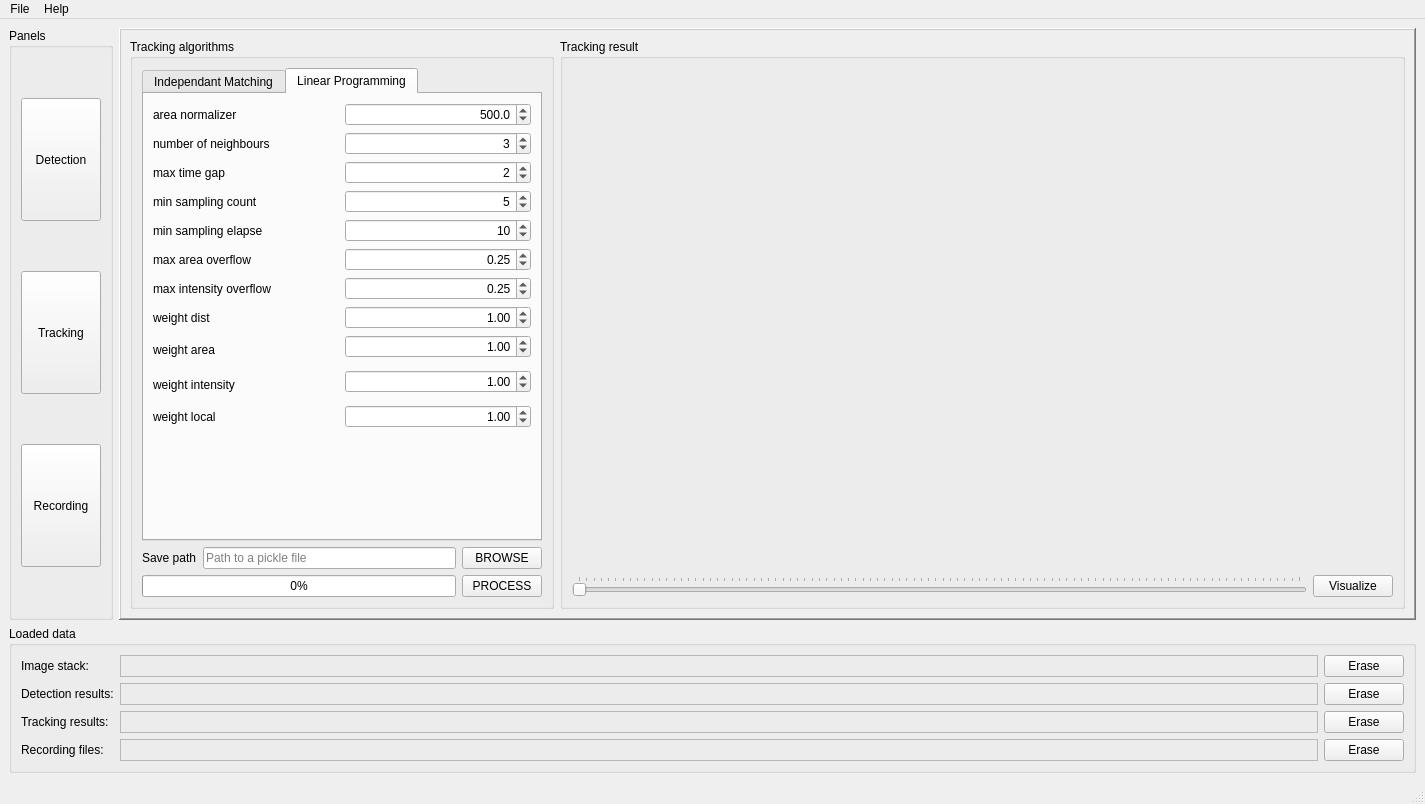
The window that crystal_tracer/gui/main.ui (zzhmark/CrystalTracer) describes before a commit, drawn with Qt 5.
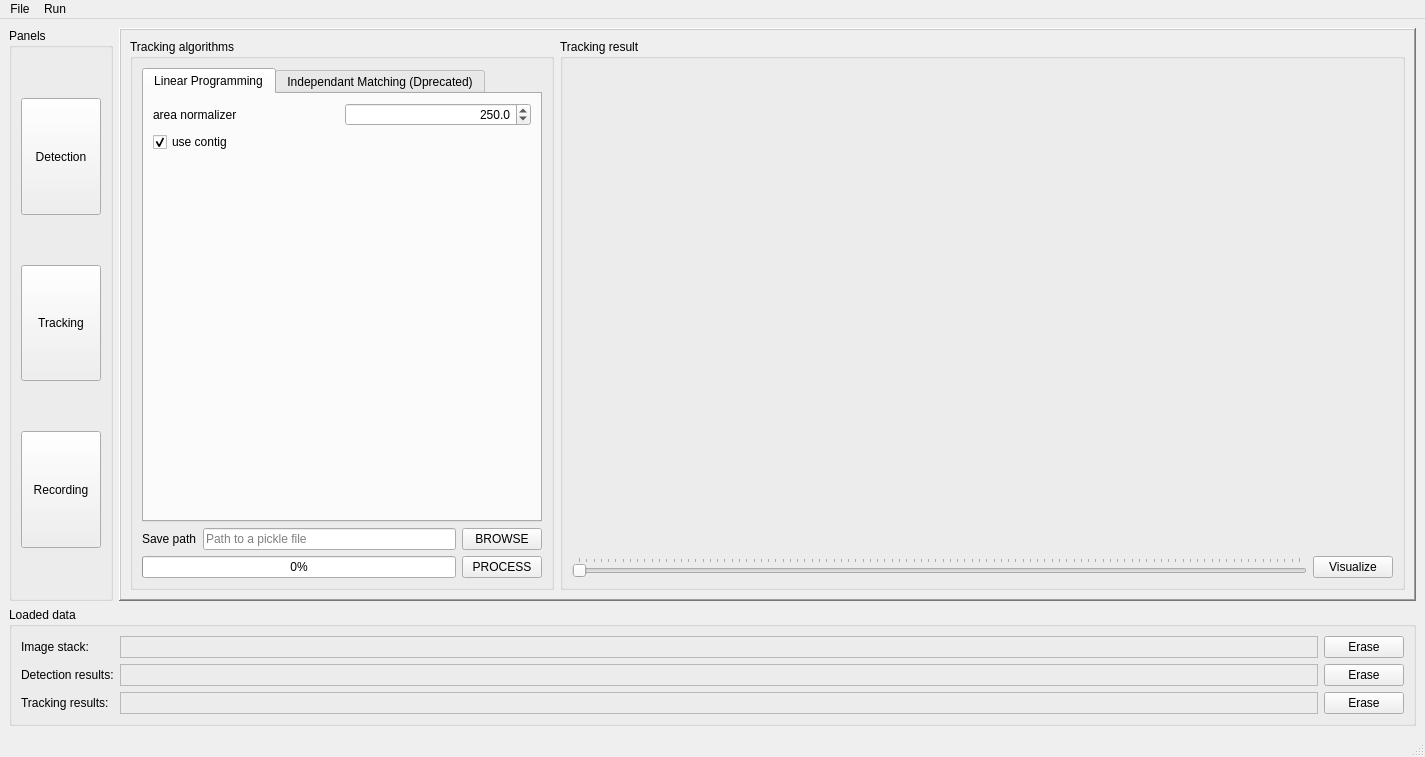
The same window after the commit.

Commit message: recording gui and new algorithm

The edit to the form file:
```diff
--- a/crystal_tracer/gui/main.ui
+++ b/crystal_tracer/gui/main.ui
@@ -7,7 +7,7 @@
     <x>0</x>
     <y>0</y>
     <width>1425</width>
-    <height>804</height>
+    <height>723</height>
    </rect>
   </property>
   <property name="sizePolicy">
@@ -674,15 +674,80 @@
             <property name="title">
              <string>Tracking algorithms</string>
             </property>
+            <property name="flat">
+             <bool>false</bool>
+            </property>
             <layout class="QVBoxLayout" name="verticalLayout_6">
              <item>
               <widget class="QTabWidget" name="track_algorithms">
                <property name="currentIndex">
-                <number>1</number>
+                <number>0</number>
                </property>
+               <property name="usesScrollButtons">
+                <bool>true</bool>
+               </property>
+               <widget class="QWidget" name="LP">
+                <attribute name="title">
+                 <string>Linear Programming</string>
+                </attribute>
+                <layout class="QGridLayout" name="gridLayout_4">
+                 <item row="0" column="0">
+                  <widget class="QLabel" name="label_34">
+                   <property name="toolTip">
+                    <string>max area as a normalizer</string>
+                   </property>
+                   <property name="text">
+                    <string>area normalizer</string>
+                   </property>
+                  </widget>
+                 </item>
+                 <item row="0" column="1">
+                  <widget class="QDoubleSpinBox" name="area_norm_slave">
+                   <property name="alignment">
+                    <set>Qt::AlignRight|Qt::AlignTrailing|Qt::AlignVCenter</set>
+                   </property>
+                   <property name="decimals">
+                    <number>1</number>
+                   </property>
+                   <property name="maximum">
+                    <double>1000.000000000000000</double>
+                   </property>
+                   <property name="stepType">
+                    <enum>QAbstractSpinBox::AdaptiveDecimalStepType</enum>
+                   </property>
+                   <property name="value">
+                    <double>250.000000000000000</double>
+                   </property>
+                  </widget>
+                 </item>
+                 <item row="2" column="0" colspan="2">
+                  <spacer name="verticalSpacer_3">
+                   <property name="orientation">
+                    <enum>Qt::Vertical</enum>
+                   </property>
+                   <property name="sizeHint" stdset="0">
+                    <size>
+                     <width>378</width>
+                     <height>320</height>
+                    </size>
+                   </property>
+                  </spacer>
+                 </item>
+                 <item row="1" column="0" colspan="2">
+                  <widget class="QCheckBox" name="use_contig">
+                   <property name="text">
+                    <string>use contig</string>
+                   </property>
+                   <property name="checked">
+                    <bool>true</bool>
+                   </property>
+                  </widget>
+                 </item>
+                </layout>
+               </widget>
                <widget class="QWidget" name="IM">
                 <attribute name="title">
-                 <string>Independant Matching</string>
+                 <string>Independant Matching (Dprecated)</string>
                 </attribute>
                 <layout class="QGridLayout" name="gridLayout_3">
                  <item row="5" column="1">
@@ -873,351 +938,6 @@
                  </item>
                 </layout>
                </widget>
-               <widget class="QWidget" name="LP">
-                <attribute name="title">
-                 <string>Linear Programming</string>
-                </attribute>
-                <layout class="QGridLayout" name="gridLayout_4">
-                 <item row="2" column="1">
-                  <widget class="QSpinBox" name="time_gap_slave">
-                   <property name="sizePolicy">
-                    <sizepolicy hsizetype="Expanding" vsizetype="Fixed">
-                     <horstretch>0</horstretch>
-                     <verstretch>0</verstretch>
-                    </sizepolicy>
-                   </property>
-                   <property name="alignment">
-                    <set>Qt::AlignRight|Qt::AlignTrailing|Qt::AlignVCenter</set>
-                   </property>
-                   <property name="value">
-                    <number>2</number>
-                   </property>
-                  </widget>
-                 </item>
-                 <item row="15" column="1">
-                  <widget class="QDoubleSpinBox" name="w_intensity">
-                   <property name="alignment">
-                    <set>Qt::AlignRight|Qt::AlignTrailing|Qt::AlignVCenter</set>
-                   </property>
-                   <property name="maximum">
-                    <double>1000.000000000000000</double>
-                   </property>
-                   <property name="stepType">
-                    <enum>QAbstractSpinBox::AdaptiveDecimalStepType</enum>
-                   </property>
-                   <property name="value">
-                    <double>1.000000000000000</double>
-                   </property>
-                  </widget>
-                 </item>
-                 <item row="7" column="0">
-                  <widget class="QLabel" name="label_32">
-                   <property name="toolTip">
-                    <string>&lt;html&gt;&lt;head/&gt;&lt;body&gt;&lt;p&gt;Max allowed intensity change in ratio, to keep the crystal intensity stable. The reference intensity is predicted linearly.&lt;/p&gt;&lt;/body&gt;&lt;/html&gt;</string>
-                   </property>
-                   <property name="text">
-                    <string>max intensity overflow</string>
-                   </property>
-                  </widget>
-                 </item>
-                 <item row="4" column="1">
-                  <widget class="QSpinBox" name="min_sampling_count_slave">
-                   <property name="sizePolicy">
-                    <sizepolicy hsizetype="Expanding" vsizetype="Fixed">
-                     <horstretch>0</horstretch>
-                     <verstretch>0</verstretch>
-                    </sizepolicy>
-                   </property>
-                   <property name="alignment">
-                    <set>Qt::AlignRight|Qt::AlignTrailing|Qt::AlignVCenter</set>
-                   </property>
-                   <property name="minimum">
-                    <number>1</number>
-                   </property>
-                   <property name="value">
-                    <number>5</number>
-                   </property>
-                  </widget>
-                 </item>
-                 <item row="2" column="0">
-                  <widget class="QLabel" name="label_30">
-                   <property name="sizePolicy">
-                    <sizepolicy hsizetype="Expanding" vsizetype="Preferred">
-                     <horstretch>0</horstretch>
-                     <verstretch>0</verstretch>
-                    </sizepolicy>
-                   </property>
-                   <property name="toolTip">
-                    <string>max time gap allowed in the track</string>
-                   </property>
-                   <property name="text">
-                    <string>max time gap</string>
-                   </property>
-                  </widget>
-                 </item>
-                 <item row="6" column="0">
-                  <widget class="QLabel" name="label_33">
-                   <property name="toolTip">
-                    <string>&lt;html&gt;&lt;head/&gt;&lt;body&gt;&lt;p&gt;Max allowed area change in ratio, to keep the area change stable. The reference area is predicted linearly.&lt;/p&gt;&lt;/body&gt;&lt;/html&gt;</string>
-                   </property>
-                   <property name="text">
-                    <string>max area overflow</string>
-                   </property>
-                  </widget>
-                 </item>
-                 <item row="17" column="1">
-                  <widget class="QDoubleSpinBox" name="w_local">
-                   <property name="alignment">
-                    <set>Qt::AlignRight|Qt::AlignTrailing|Qt::AlignVCenter</set>
-                   </property>
-                   <property name="maximum">
-                    <double>1000.000000000000000</double>
-                   </property>
-                   <property name="stepType">
-                    <enum>QAbstractSpinBox::AdaptiveDecimalStepType</enum>
-                   </property>
-                   <property name="value">
-                    <double>1.000000000000000</double>
-                   </property>
-                  </widget>
-                 </item>
-                 <item row="6" column="1">
-                  <widget class="QDoubleSpinBox" name="area_overflow_slave">
-                   <property name="alignment">
-                    <set>Qt::AlignRight|Qt::AlignTrailing|Qt::AlignVCenter</set>
-                   </property>
-                   <property name="maximum">
-                    <double>1.000000000000000</double>
-                   </property>
-                   <property name="stepType">
-                    <enum>QAbstractSpinBox::AdaptiveDecimalStepType</enum>
-                   </property>
-                   <property name="value">
-                    <double>0.250000000000000</double>
-                   </property>
-                  </widget>
-                 </item>
-                 <item row="9" column="1">
-                  <widget class="QDoubleSpinBox" name="w_dist">
-                   <property name="alignment">
-                    <set>Qt::AlignRight|Qt::AlignTrailing|Qt::AlignVCenter</set>
-                   </property>
-                   <property name="maximum">
-                    <double>1000.000000000000000</double>
-                   </property>
-                   <property name="stepType">
-                    <enum>QAbstractSpinBox::AdaptiveDecimalStepType</enum>
-                   </property>
-                   <property name="value">
-                    <double>1.000000000000000</double>
-                   </property>
-                  </widget>
-                 </item>
-                 <item row="1" column="0">
-                  <widget class="QLabel" name="label_35">
-                   <property name="toolTip">
-                    <string>the number of neighboring crystals considered for matching</string>
-                   </property>
-                   <property name="text">
-                    <string>number of neighbours</string>
-                   </property>
-                  </widget>
-                 </item>
-                 <item row="13" column="1">
-                  <widget class="QDoubleSpinBox" name="w_area">
-                   <property name="alignment">
-                    <set>Qt::AlignRight|Qt::AlignTrailing|Qt::AlignVCenter</set>
-                   </property>
-                   <property name="maximum">
-                    <double>1000.000000000000000</double>
-                   </property>
-                   <property name="stepType">
-                    <enum>QAbstractSpinBox::AdaptiveDecimalStepType</enum>
-                   </property>
-                   <property name="value">
-                    <double>1.000000000000000</double>
-                   </property>
-                  </widget>
-                 </item>
-                 <item row="7" column="1">
-                  <widget class="QDoubleSpinBox" name="intensity_overflow_slave">
-                   <property name="alignment">
-                    <set>Qt::AlignRight|Qt::AlignTrailing|Qt::AlignVCenter</set>
-                   </property>
-                   <property name="maximum">
-                    <double>1.000000000000000</double>
-                   </property>
-                   <property name="stepType">
-                    <enum>QAbstractSpinBox::AdaptiveDecimalStepType</enum>
-                   </property>
-                   <property name="value">
-                    <double>0.250000000000000</double>
-                   </property>
-                  </widget>
-                 </item>
-                 <item row="1" column="1">
-                  <widget class="QSpinBox" name="nn_slave">
-                   <property name="alignment">
-                    <set>Qt::AlignRight|Qt::AlignTrailing|Qt::AlignVCenter</set>
-                   </property>
-                   <property name="minimum">
-                    <number>1</number>
-                   </property>
-                   <property name="value">
-                    <number>3</number>
-                   </property>
-                  </widget>
-                 </item>
-                 <item row="4" column="0">
-                  <widget class="QLabel" name="label_31">
-                   <property name="sizePolicy">
-                    <sizepolicy hsizetype="Expanding" vsizetype="Preferred">
-                     <horstretch>0</horstretch>
-                     <verstretch>0</verstretch>
-                    </sizepolicy>
-                   </property>
-                   <property name="toolTip">
-                    <string>min No. of points for area fitting</string>
-                   </property>
-                   <property name="text">
-                    <string>min sampling count</string>
-                   </property>
-                  </widget>
-                 </item>
-                 <item row="18" column="0" colspan="2">
-                  <spacer name="verticalSpacer_3">
-                   <property name="orientation">
-                    <enum>Qt::Vertical</enum>
-                   </property>
-                   <property name="sizeHint" stdset="0">
-                    <size>
-                     <width>378</width>
-                     <height>127</height>
-                    </size>
-                   </property>
-                  </spacer>
-                 </item>
-                 <item row="0" column="1">
-                  <widget class="QDoubleSpinBox" name="area_norm_slave">
-                   <property name="alignment">
-                    <set>Qt::AlignRight|Qt::AlignTrailing|Qt::AlignVCenter</set>
-                   </property>
-                   <property name="decimals">
-                    <number>1</number>
-                   </property>
-                   <property name="maximum">
-                    <double>1000.000000000000000</double>
-                   </property>
-                   <property name="stepType">
-                    <enum>QAbstractSpinBox::AdaptiveDecimalStepType</enum>
-                   </property>
-                   <property name="value">
-                    <double>500.000000000000000</double>
-                   </property>
-                  </widget>
-                 </item>
-                 <item row="9" column="0">
-                  <widget class="QLabel" name="label_39">
-                   <property name="sizePolicy">
-                    <sizepolicy hsizetype="Expanding" vsizetype="Preferred">
-                     <horstretch>0</horstretch>
-                     <verstretch>0</verstretch>
-                    </sizepolicy>
-                   </property>
-                   <property name="toolTip">
-                    <string>min No. of points for area fitting</string>
-                   </property>
-                   <property name="text">
-                    <string>weight dist</string>
-                   </property>
-                  </widget>
-                 </item>
-                 <item row="5" column="1">
-                  <widget class="QSpinBox" name="min_sampling_elapse_slave">
-                   <property name="sizePolicy">
-                    <sizepolicy hsizetype="Expanding" vsizetype="Fixed">
-                     <horstretch>0</horstretch>
-                     <verstretch>0</verstretch>
-                    </sizepolicy>
-                   </property>
-                   <property name="alignment">
-                    <set>Qt::AlignRight|Qt::AlignTrailing|Qt::AlignVCenter</set>
-                   </property>
-                   <property name="minimum">
-                    <number>1</number>
-                   </property>
-                   <property name="maximum">
-                    <number>1000</number>
-                   </property>
-                   <property name="value">
-                    <number>10</number>
-                   </property>
-                  </widget>
-                 </item>
-                 <item row="17" column="0">
-                  <widget class="QLabel" name="label_37">
-                   <property name="toolTip">
-                    <string>&lt;html&gt;&lt;head/&gt;&lt;body&gt;&lt;p&gt;Max allowed intensity change in ratio, to keep the crystal intensity stable. The reference intensity is predicted linearly.&lt;/p&gt;&lt;/body&gt;&lt;/html&gt;</string>
-                   </property>
-                   <property name="text">
-                    <string>weight local</string>
-                   </property>
-                  </widget>
-                 </item>
-                 <item row="15" column="0" rowspan="2">
-                  <widget class="QLabel" name="label_36">
-                   <property name="toolTip">
-                    <string>&lt;html&gt;&lt;head/&gt;&lt;body&gt;&lt;p&gt;Max allowed area change in ratio, to keep the area change stable. The reference area is predicted linearly.&lt;/p&gt;&lt;/body&gt;&lt;/html&gt;</string>
-                   </property>
-                   <property name="text">
-                    <string>weight intensity</string>
-                   </property>
-                  </widget>
-                 </item>
-                 <item row="0" column="0">
-                  <widget class="QLabel" name="label_34">
-                   <property name="toolTip">
-                    <string>max area as a normalizer</string>
-                   </property>
-                   <property name="text">
-                    <string>area normalizer</string>
-                   </property>
-                  </widget>
-                 </item>
-                 <item row="5" column="0">
-                  <widget class="QLabel" name="label_29">
-                   <property name="sizePolicy">
-                    <sizepolicy hsizetype="Expanding" vsizetype="Preferred">
-                     <horstretch>0</horstretch>
-                     <verstretch>0</verstretch>
-                    </sizepolicy>
-                   </property>
-                   <property name="toolTip">
-                    <string>min elapse of time for area fitting</string>
-                   </property>
-                   <property name="text">
-                    <string>min sampling elapse</string>
-                   </property>
-                  </widget>
-                 </item>
-                 <item row="13" column="0" rowspan="2">
-                  <widget class="QLabel" name="label_38">
-                   <property name="sizePolicy">
-                    <sizepolicy hsizetype="Expanding" vsizetype="Preferred">
-                     <horstretch>0</horstretch>
-                     <verstretch>0</verstretch>
-                    </sizepolicy>
-                   </property>
-                   <property name="toolTip">
-                    <string>min elapse of time for area fitting</string>
-                   </property>
-                   <property name="text">
-                    <string>weight area</string>
-                   </property>
-                  </widget>
-                 </item>
-                </layout>
-               </widget>
               </widget>
              </item>
              <item>
@@ -1351,9 +1071,112 @@
          </layout>
         </widget>
         <widget class="QWidget" name="panel_recording">
-         <layout class="QVBoxLayout" name="verticalLayout_12">
+         <layout class="QVBoxLayout" name="verticalLayout_15">
           <item>
-           <layout class="QHBoxLayout" name="horizontalLayout_7" stretch="1,4,4">
+           <layout class="QHBoxLayout" name="horizontalLayout_12" stretch="0,1,8">
+            <item>
+             <widget class="QGroupBox" name="groupBox_4">
+              <property name="title">
+               <string>Options</string>
+              </property>
+              <layout class="QVBoxLayout" name="verticalLayout_14">
+               <item>
+                <widget class="QLabel" name="label_31">
+                 <property name="toolTip">
+                  <string>&lt;html&gt;&lt;head/&gt;&lt;body&gt;&lt;p&gt;The window radius of the exported video&lt;/p&gt;&lt;/body&gt;&lt;/html&gt;</string>
+                 </property>
+                 <property name="text">
+                  <string>window radius</string>
+                 </property>
+                </widget>
+               </item>
+               <item>
+                <widget class="QSpinBox" name="win_rad">
+                 <property name="alignment">
+                  <set>Qt::AlignRight|Qt::AlignTrailing|Qt::AlignVCenter</set>
+                 </property>
+                 <property name="minimum">
+                  <number>1</number>
+                 </property>
+                 <property name="maximum">
+                  <number>1000</number>
+                 </property>
+                 <property name="value">
+                  <number>50</number>
+                 </property>
+                </widget>
+               </item>
+               <item>
+                <widget class="QLabel" name="label_29">
+                 <property name="toolTip">
+                  <string>&lt;html&gt;&lt;head/&gt;&lt;body&gt;&lt;p&gt;The minimum elapse of exported tracks&lt;/p&gt;&lt;/body&gt;&lt;/html&gt;</string>
+                 </property>
+                 <property name="text">
+                  <string>elapse threshold</string>
+                 </property>
+                </widget>
+               </item>
+               <item>
+                <widget class="QSpinBox" name="elapse_thr">
+                 <property name="alignment">
+                  <set>Qt::AlignRight|Qt::AlignTrailing|Qt::AlignVCenter</set>
+                 </property>
+                 <property name="minimum">
+                  <number>1</number>
+                 </property>
+                 <property name="maximum">
+                  <number>1000</number>
+                 </property>
+                 <property name="value">
+                  <number>100</number>
+                 </property>
+                </widget>
+               </item>
+               <item>
+                <widget class="QLabel" name="label_30">
+                 <property name="toolTip">
+                  <string>&lt;html&gt;&lt;head/&gt;&lt;body&gt;&lt;p&gt;The frame rate of the output video and animated plot&lt;/p&gt;&lt;/body&gt;&lt;/html&gt;</string>
+                 </property>
+                 <property name="text">
+                  <string>frame rate</string>
+                 </property>
+                </widget>
+               </item>
+               <item>
+                <widget class="QDoubleSpinBox" name="frame_rate">
+                 <property name="alignment">
+                  <set>Qt::AlignRight|Qt::AlignTrailing|Qt::AlignVCenter</set>
+                 </property>
+                 <property name="decimals">
+                  <number>1</number>
+                 </property>
+                 <property name="maximum">
+                  <double>1000.000000000000000</double>
+                 </property>
+                 <property name="stepType">
+                  <enum>QAbstractSpinBox::AdaptiveDecimalStepType</enum>
+                 </property>
+                 <property name="value">
+                  <double>25.000000000000000</double>
+                 </property>
+                </widget>
+               </item>
+               <item>
+                <spacer name="verticalSpacer_4">
+                 <property name="orientation">
+                  <enum>Qt::Vertical</enum>
+                 </property>
+                 <property name="sizeHint" stdset="0">
+                  <size>
+                   <width>20</width>
+                   <height>237</height>
+                  </size>
+                 </property>
+                </spacer>
+               </item>
+              </layout>
+             </widget>
+            </item>
             <item>
              <layout class="QVBoxLayout" name="verticalLayout_9">
               <item>
@@ -1391,42 +1214,60 @@
              </layout>
             </item>
             <item>
-             <widget class="QGroupBox" name="group_plot">
-              <property name="title">
-               <string>Growth plot</string>
-              </property>
-              <layout class="QVBoxLayout" name="verticalLayout_8">
-               <item>
-                <widget class="QWidget" name="growth_plot" native="true">
-                 <property name="sizePolicy">
-                  <sizepolicy hsizetype="Expanding" vsizetype="Expanding">
-                   <horstretch>0</horstretch>
-                   <verstretch>0</verstretch>
-                  </sizepolicy>
-                 </property>
-                </widget>
-               </item>
-              </layout>
-             </widget>
-            </item>
-            <item>
-             <widget class="QGroupBox" name="group_video">
-              <property name="title">
-               <string>Growth video</string>
-              </property>
-              <layout class="QVBoxLayout" name="verticalLayout_7">
-               <item>
-                <widget class="QWidget" name="growth_video" native="true">
-                 <property name="sizePolicy">
-                  <sizepolicy hsizetype="Expanding" vsizetype="Expanding">
-                   <horstretch>0</horstretch>
-                   <verstretch>0</verstretch>
-                  </sizepolicy>
-                 </property>
-                </widget>
-               </item>
-              </layout>
-             </widget>
+             <layout class="QVBoxLayout" name="group_recording">
+              <item>
+               <layout class="QHBoxLayout" name="horizontalLayout_7">
+                <item>
+                 <widget class="QGroupBox" name="group_plot">
+                  <property name="title">
+                   <string>Sample growth plot</string>
+                  </property>
+                  <layout class="QVBoxLayout" name="verticalLayout_8">
+                   <item>
+                    <widget class="QWidget" name="growth_plot" native="true">
+                     <property name="sizePolicy">
+                      <sizepolicy hsizetype="Expanding" vsizetype="Expanding">
+                       <horstretch>0</horstretch>
+                       <verstretch>0</verstretch>
+                      </sizepolicy>
+                     </property>
+                    </widget>
+                   </item>
+                  </layout>
+                 </widget>
+                </item>
+                <item>
+                 <widget class="QGroupBox" name="group_video">
+                  <property name="title">
+                   <string>Sample growth video</string>
+                  </property>
+                  <layout class="QVBoxLayout" name="verticalLayout_7">
+                   <item>
+                    <widget class="QWidget" name="growth_video" native="true">
+                     <property name="sizePolicy">
+                      <sizepolicy hsizetype="Expanding" vsizetype="Expanding">
+                       <horstretch>0</horstretch>
+                       <verstretch>0</verstretch>
+                      </sizepolicy>
+                     </property>
+                    </widget>
+                   </item>
+                  </layout>
+                 </widget>
+                </item>
+               </layout>
+              </item>
+              <item>
+               <widget class="QSlider" name="play_bar_2">
+                <property name="orientation">
+                 <enum>Qt::Horizontal</enum>
+                </property>
+                <property name="tickPosition">
+                 <enum>QSlider::TicksAbove</enum>
+                </property>
+               </widget>
+              </item>
+             </layout>
             </item>
            </layout>
           </item>
@@ -1547,6 +1388,27 @@
        <string>Loaded data</string>
       </property>
       <layout class="QGridLayout" name="gridLayout_2">
+       <item row="1" column="0">
+        <widget class="QLabel" name="label_12">
+         <property name="text">
+          <string>Detection results:</string>
+         </property>
+        </widget>
+       </item>
+       <item row="1" column="2">
+        <widget class="QPushButton" name="erase_detection">
+         <property name="text">
+          <string>Erase</string>
+         </property>
+        </widget>
+       </item>
+       <item row="2" column="2">
+        <widget class="QPushButton" name="erase_tracks">
+         <property name="text">
+          <string>Erase</string>
+         </property>
+        </widget>
+       </item>
        <item row="0" column="0">
         <widget class="QLabel" name="label_11">
          <property name="text">
@@ -1554,6 +1416,13 @@
          </property>
         </widget>
        </item>
+       <item row="2" column="0">
+        <widget class="QLabel" name="label_27">
+         <property name="text">
+          <string>Tracking results:</string>
+         </property>
+        </widget>
+       </item>
        <item row="0" column="1">
         <widget class="QLabel" name="label_image">
          <property name="frameShape">
@@ -1567,20 +1436,6 @@
          </property>
         </widget>
        </item>
-       <item row="0" column="2">
-        <widget class="QPushButton" name="erase_image">
-         <property name="text">
-          <string>Erase</string>
-         </property>
-        </widget>
-       </item>
-       <item row="1" column="0">
-        <widget class="QLabel" name="label_12">
-         <property name="text">
-          <string>Detection results:</string>
-         </property>
-        </widget>
-       </item>
        <item row="1" column="1">
         <widget class="QLabel" name="label_detection">
          <property name="sizePolicy">
@@ -1597,20 +1452,6 @@
          </property>
         </widget>
        </item>
-       <item row="1" column="2">
-        <widget class="QPushButton" name="erase_detection">
-         <property name="text">
-          <string>Erase</string>
-         </property>
-        </widget>
-       </item>
-       <item row="2" column="0">
-        <widget class="QLabel" name="label_27">
-         <property name="text">
-          <string>Tracking results:</string>
-         </property>
-        </widget>
-       </item>
        <item row="2" column="1">
         <widget class="QLabel" name="label_tracks">
          <property name="frameShape">
@@ -1621,38 +1462,8 @@
          </property>
         </widget>
        </item>
-       <item row="2" column="2">
-        <widget class="QPushButton" name="erase_tracks">
-         <property name="text">
-          <string>Erase</string>
-         </property>
-        </widget>
-       </item>
-       <item row="3" column="0">
-        <widget class="QLabel" name="label_28">
-         <property name="text">
-          <string>Recording files:</string>
-         </property>
-        </widget>
-       </item>
-       <item row="3" column="1">
-        <widget class="QLabel" name="label_recording">
-         <property name="frameShape">
-          <enum>QFrame::StyledPanel</enum>
-         </property>
-         <property name="text">
-          <string/>
-         </property>
-        </widget>
-       </item>
-       <item row="3" column="2">
-        <widget class="QPushButton" name="erase_recording">
-         <property name="sizePolicy">
-          <sizepolicy hsizetype="Maximum" vsizetype="Fixed">
-           <horstretch>0</horstretch>
-           <verstretch>0</verstretch>
-          </sizepolicy>
-         </property>
+       <item row="0" column="2">
+        <widget class="QPushButton" name="erase_image">
          <property name="text">
           <string>Erase</string>
          </property>
@@ -1683,10 +1494,8 @@
      <bool>false</bool>
     </property>
     <addaction name="action_open_image"/>
-    <addaction name="separator"/>
     <addaction name="action_open_detection"/>
     <addaction name="action_open_tracking"/>
-    <addaction name="action_open_recording"/>
     <addaction name="separator"/>
     <addaction name="action_open_wkdir"/>
     <addaction name="action_set_wkdir"/>
@@ -1696,8 +1505,9 @@
    </widget>
    <widget class="QMenu" name="menuHelp">
     <property name="title">
-     <string>Help</string>
+     <string>Run</string>
     </property>
+    <addaction name="action_batch"/>
    </widget>
    <addaction name="menuFile"/>
    <addaction name="menuHelp"/>
@@ -1713,7 +1523,7 @@
   </action>
   <action name="action_open_detection">
    <property name="text">
-    <string>Import detection results</string>
+    <string>Find detection results</string>
    </property>
   </action>
   <action name="action_open_tracking">
@@ -1772,6 +1582,14 @@
     <string>Ctrl+I</string>
    </property>
   </action>
+  <action name="action_batch">
+   <property name="text">
+    <string>batch</string>
+   </property>
+   <property name="shortcut">
+    <string>Ctrl+B</string>
+   </property>
+  </action>
  </widget>
  <resources/>
  <connections>
```
Left out of the diff: 192 changed lines with no effect on the pictures. The commit also changes 6 other files.
